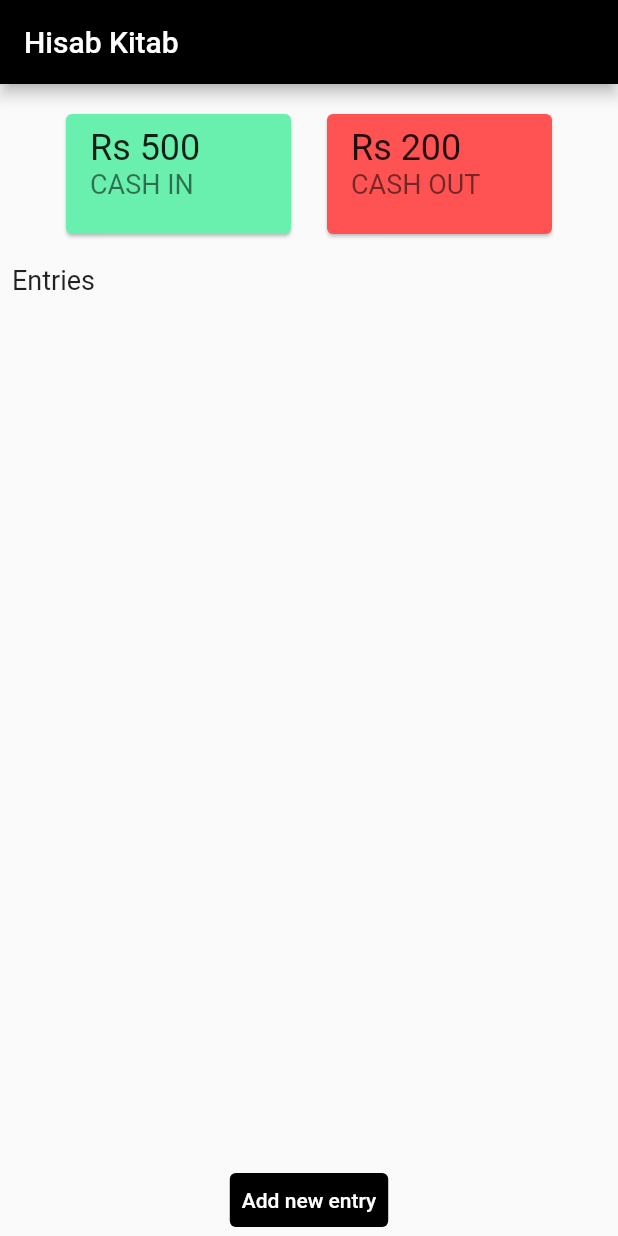
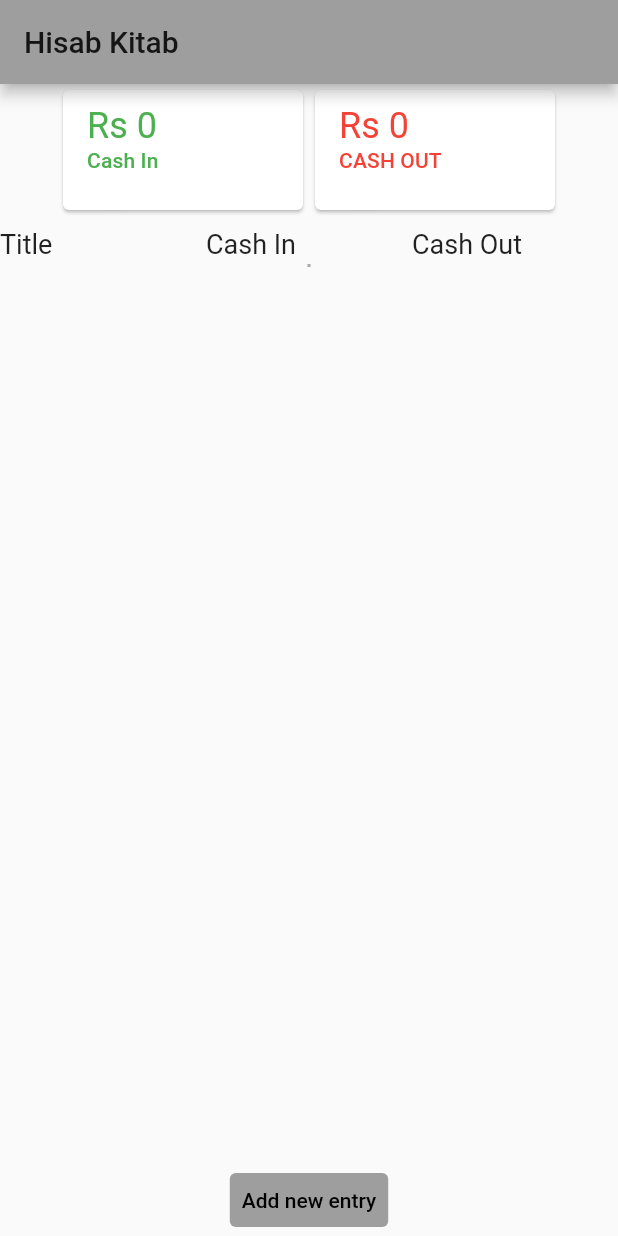
Before and after one commit to Umar244/Cashbook_App, a Flutter app: the screen it shows after launch, on a phone screen of 412 x 824 dp. Run offline on Flutter 3.47's test engine with Material 2 defaults, Android fonts, the phone set to English and light mode, and no system bars; Roboto replaces fonts that are missing (Georgia, Hind).

Commit message:
Table for entries and some optimizations

```diff
--- a/lib/AddEntry.dart
+++ b/lib/AddEntry.dart
@@ -7,21 +7,16 @@
 class _EntryForm extends State<EntryForm> {
   List<DropdownMenuItem> dropDown = [];
   String entryType = 'Cash In';
-  TextEditingController titleController = TextEditingController(text: 'Title');
-  TextEditingController amountController = TextEditingController(text: '0');
-
+  TextEditingController titleController;
+  TextEditingController amountController;
   Widget build(BuildContext context) {
     return Scaffold(
         appBar: AppBar(
-          title: Text('Add New Entry',
-              style: Theme.of(context)
-                  .textTheme
-                  .headline6
-                  .copyWith(color: Colors.white)),
-          backgroundColor: Colors.black,
+          title: Text('Add Entry'),
+          backgroundColor: Theme.of(context).primaryColor,
         ),
         body: Container(
-            padding: EdgeInsets.only(top: 8.0, left: 2.0),
+            alignment: Alignment(0, 0),
             child: Column(
               children: [
                 Container(
@@ -32,7 +27,7 @@
                         style: Theme.of(context).textTheme.subtitle1,
                       ),
                       Container(
-                        padding: EdgeInsets.only(),
+                        padding: EdgeInsets.all(0),
                         decoration: new BoxDecoration(
                           shape: BoxShape.rectangle,
                           border: new Border.all(
@@ -114,14 +109,12 @@
                       print(amountController.text);
                       Navigator.pop(context, {
                         'title': titleController.text,
-                        'Amount': amountController.text
+                        'Amount': amountController.text,
+                        'type': entryType
                       });
                     },
                     child: Text('Submit',
-                        style: Theme.of(context)
-                            .textTheme
-                            .bodyText2
-                            .copyWith(color: Colors.white)),
+                        style: Theme.of(context).textTheme.bodyText2),
                   ),
                 )
               ],
--- a/lib/HomePage.dart
+++ b/lib/HomePage.dart
@@ -9,84 +9,120 @@
 }
 
 class _HomePageState extends State<HomePage> {
-  final cashIn = 500;
-  final cashOut = 200;
+  int cashIn = 0;
+  int cashOut = 0;
 
-  EntryList _entries = EntryList(entryList: []);
-  List<Entry> entryList = [];
+  List<TableRow> _entries = [];
+
   Widget build(BuildContext context) {
     return Scaffold(
       appBar: AppBar(
         title: Text('Hisab Kitab'),
-        backgroundColor: Colors.black,
+        backgroundColor: Theme.of(context).primaryColor,
       ),
       body: Center(
-          child: Container(
-              padding: EdgeInsets.only(top: 8.0, left: 8.0, right: 8.0),
           child: Column(children: [
         Center(
-                    child: Row(
-                        mainAxisAlignment: MainAxisAlignment.center,
-                        children: [
-                      Container(
-                          padding: EdgeInsets.all(8.0),
-                          child: Card(
-                              color: Colors.greenAccent,
-                              child: Column(
-                                  mainAxisSize: MainAxisSize.min,
-                                  children: <Widget>[
-                                    SizedBox(
-                                        width: 150,
+            child: Row(mainAxisAlignment: MainAxisAlignment.center, children: [
+          Card(
+            color: Theme.of(context).accentColor,
+            child: SizedBox(
+                width: 160,
                 height: 80,
                 child: ListTile(
-                                          subtitle: Text('CASH IN'),
-                                          title:
-                                              Text('Rs ' + cashIn.toString()),
+                  subtitle: Text('Cash In',
+                      style: Theme.of(context)
+                          .textTheme
+                          .subtitle2
+                          .copyWith(color: Colors.green)),
+                  title: Text(
+                    'Rs ' + cashIn.toString(),
+                    style: Theme.of(context)
+                        .textTheme
+                        .subtitle1
+                        .copyWith(color: Colors.green),
+                  ),
                 )),
-                                  ]))),
-                      Container(
-                          padding: EdgeInsets.all(8.0),
-                          child: Card(
-                              color: Colors.redAccent,
-                              child: Column(
-                                  mainAxisSize: MainAxisSize.min,
-                                  children: <Widget>[
+          ),
+          Card(
+              color: Theme.of(context).accentColor,
+              child: Column(mainAxisSize: MainAxisSize.min, children: <Widget>[
                 SizedBox(
-                                      width: 150,
+                  width: 160,
                   height: 80,
                   child: ListTile(
-                                        subtitle: Text('CASH OUT'),
-                                        title: Text('Rs $cashOut'),
+                    subtitle: Text(
+                      'CASH OUT',
+                      style: Theme.of(context)
+                          .textTheme
+                          .subtitle2
+                          .copyWith(color: Colors.red),
+                    ),
+                    title: Text(
+                      'Rs $cashOut',
+                      style: Theme.of(context)
+                          .textTheme
+                          .subtitle1
+                          .copyWith(color: Colors.red),
                     ),
                   ),
-                                  ])))
+                ),
+              ]))
         ])),
         Container(
-                    padding: EdgeInsets.only(top: 8.0, bottom: 4.0),
-                    child: Row(children: [
-                      Text('Entries'),
+            alignment: const Alignment(-1, 0),
+            padding: const EdgeInsets.only(top: 8.0, bottom: 4.0),
+            child: Table(children: [
+              TableRow(children: [
+                const Text('Title'),
+                const Text('Cash In'),
+                const Text('Cash Out')
+              ])
             ])),
-                Expanded(child: SizedBox(height: 250, child: _entries)),
+        Expanded(
+            child: SizedBox(
+                height: 240,
+                child: SingleChildScrollView(
+                    child: Table(
+                  border:
+                      TableBorder.all(color: Theme.of(context).primaryColor),
+                  children: _entries,
+                )))),
         TextButton(
             child: Text('Add new entry'),
             onPressed: () async {
               final result = await Navigator.push(context,
                   MaterialPageRoute(builder: (context) => EntryForm()));
+              if (result != null) {
                 this.setState(() {
-                      List<Entry> temp = entryList;
+                  //Simulate data loop
 
+                  /*for (int i = 0; i < 20; i++) {
                     temp.add(Entry(
-                          title: result['title'], amount: result['Amount']));
+                            amount: (i * 2000).toString(),
+                            title: '$i Entry',
+                            type: 'Cash In')
+                        .createRow());
+                  }*/
+                  List<TableRow> temp = _entries;
 
-                      _entries = EntryList(entryList: temp);
+                  if (result['type'] == 'Cash In') {
+                    cashIn += int.parse(result['Amount']);
+                  } else {
+                    cashOut += int.parse(result['Amount']);
+                  }
+                  temp.add(Entry(
+                          title: result['title'],
+                          amount: result['Amount'],
+                          type: result['type'])
+                      .createRow());
+
+                  _entries = temp;
                 });
+              }
             },
-                  style: ButtonStyle(
-                    backgroundColor:
-                        MaterialStateProperty.all<Color>(Colors.black),
-                  ),
-                ),
-              ]))),
+            style: Theme.of(context).textButtonTheme.style),
+      ])),
     );
   }
 }
--- a/lib/Widgets/Entry.dart
+++ b/lib/Widgets/Entry.dart
@@ -1,28 +1,17 @@
 import 'package:flutter/material.dart';
 
-class Entry extends StatelessWidget {
+class Entry {
   final amount;
   final title;
+  final type;
 
-  Entry({@required this.title, @required this.amount});
+  Entry({@required this.title, @required this.amount, @required this.type});
 
-  Widget build(BuildContext context) {
-    return Container(
-        child: ListTile(
-      title: Text(title),
-      subtitle: Text('Rs ' + amount),
-    ));
+  createRow() {
+    if (type == 'Cash In') {
+      return TableRow(children: [Text(title), Text(amount), Text('')]);
+    } else {
+      return TableRow(children: [Text(title), Text(''), Text(amount)]);
+    }
   }
 }
-
-class EntryList extends StatelessWidget {
-  final List<Widget> entryList;
-
-  EntryList({@required this.entryList});
-
-  Widget build(BuildContext context) {
-    return ListView(
-      children: entryList,
-    );
-  }
-}
--- a/lib/main.dart
+++ b/lib/main.dart
@@ -12,29 +12,32 @@
     return MaterialApp(
         theme: ThemeData(
             //brightness: Brightness.dark,
-            primaryColor: Colors.lightBlue[800],
-            accentColor: Colors.cyan[600],
-
+            primaryColor: Colors.grey,
+            accentColor: Colors.white,
+            errorColor: Colors.redAccent,
+            highlightColor: Colors.greenAccent,
             // Define the default font family.
             fontFamily: 'Georgia',
 
             // Define the default TextTheme. Use this to specify the default
             // text styling for headlines, titles, bodies of text, and more.
             textTheme: const TextTheme(
-              headline1: TextStyle(
+              headline1: const TextStyle(
                   fontSize: 72.0,
                   fontWeight: FontWeight.bold,
                   color: Colors.white),
-              headline6: TextStyle(fontSize: 36.0, fontStyle: FontStyle.normal),
-              subtitle1: TextStyle(fontSize: 24.0, fontStyle: FontStyle.normal),
-              bodyText2: TextStyle(fontSize: 18.0, fontFamily: 'Hind'),
+              headline6:
+                  const TextStyle(fontSize: 36.0, fontStyle: FontStyle.normal),
+              subtitle1:
+                  const TextStyle(fontSize: 24.0, fontStyle: FontStyle.normal),
+              bodyText2: const TextStyle(fontSize: 18.0, fontFamily: 'Hind'),
             ),
             textButtonTheme: TextButtonThemeData(
                 style: ButtonStyle(
                     backgroundColor:
-                        MaterialStateProperty.all<Color>(Colors.black),
+                        MaterialStateProperty.all<Color>(Colors.grey),
                     foregroundColor:
-                        MaterialStateProperty.all<Color>(Colors.white)))),
+                        MaterialStateProperty.all<Color>(Colors.black)))),
         title: 'cashbook App',
         home: HomePage());
   }
```
Lines whose indentation alone changed are shown as unchanged.
